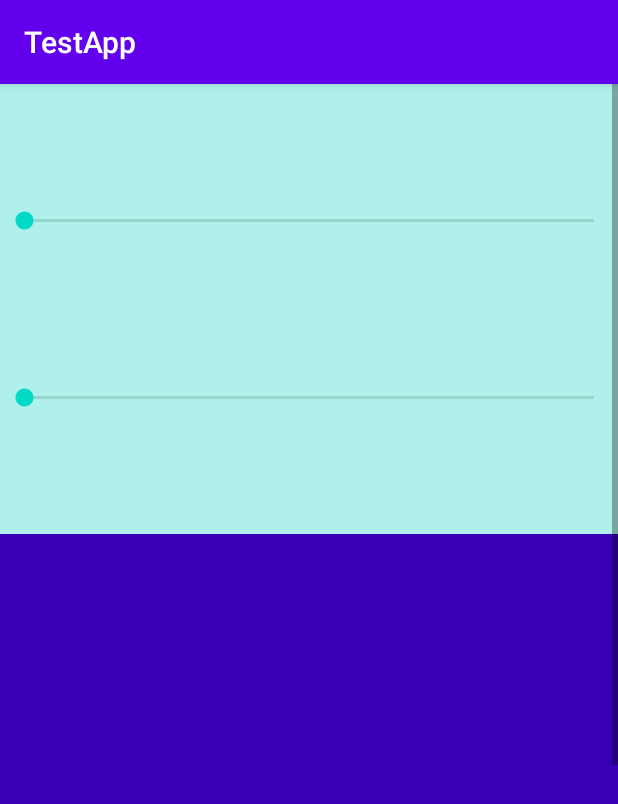
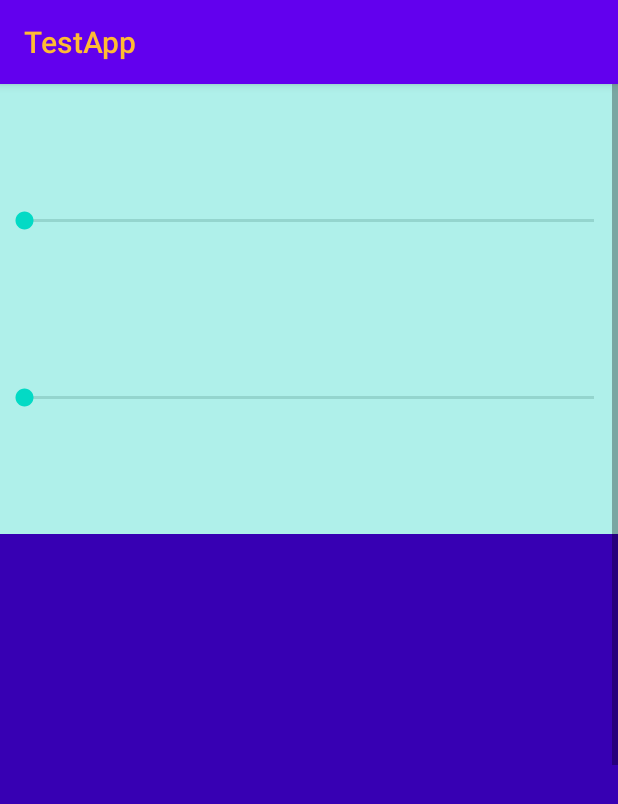
Before and after one commit to chenyue404/TestApp, an Android app: the ScrollActivity screen opened directly, with no data from a screen before it, on a phone screen of 412 x 824 dp. Shown: the top 804 px of the screen. Run offline under Robolectric (Android 15) with nearby library versions, the phone set to English and light mode, and no system bars; libraries missing offline, so code that uses them is left out: com.chenyue404.androidlib; 1 statement that could not run was skipped.

Commit message:
Theme/style

```diff
--- a/app/src/main/AndroidManifest.xml
+++ b/app/src/main/AndroidManifest.xml
@@ -50,6 +50,7 @@
         <activity
             android:name=".activity.NotificationActivity"
             android:launchMode="singleTop" />
+        <activity android:name=".activity.ThemeActivity" />
 
         <service android:name=".FloatWindowService" />
     </application>
--- /dev/null
+++ b/app/src/main/res/drawable/ripple_bg_white.xml
@@ -0,0 +1,5 @@
+<?xml version="1.0" encoding="utf-8"?>
+<ripple xmlns:android="http://schemas.android.com/apk/res/android"
+    android:color="?attr/colorControlHighlight">
+    <item android:drawable="@android:color/black" />
+</ripple>
--- a/app/src/main/res/values/styles.xml
+++ b/app/src/main/res/values/styles.xml
@@ -1,11 +1,27 @@
 <resources>
 
     <!-- Base application theme. -->
-    <style name="AppTheme" parent="Theme.AppCompat.Light.DarkActionBar">
+    <style name="AppTheme" parent="Theme.AppCompat.Light">
+        <!--    <style name="AppTheme" parent="Theme.AppCompat.Light">-->
         <!-- Customize your theme here. -->
         <item name="colorPrimary">@color/colorPrimary</item>
-        <item name="colorPrimaryDark">@color/colorPrimaryDark</item>
+        <item name="colorPrimaryDark">@android:color/holo_red_dark</item>
         <item name="colorAccent">@color/colorAccent</item>
+        <item name="android:navigationBarColor">@android:color/holo_green_dark</item>
+        <item name="android:statusBarColor">@android:color/holo_red_light</item>
+        <item name="android:textColorPrimary">@android:color/holo_orange_light</item>
+        <item name="buttonStyle">@style/AppCompatButton</item>
+        <item name="android:colorButtonNormal">@android:color/holo_blue_light</item>
+    </style>
+
+
+    <style name="AppCompatButton" parent="Widget.AppCompat.Button">
+        <item name="android:minHeight">28dip</item>
+        <item name="android:minWidth">28dip</item>
+        <item name="android:gravity">start</item>
+        <item name="android:background">@drawable/ripple_bg_white</item>
+        <item name="android:textColor">@color/black_95</item>
+        <item name="android:stateListAnimator">@null</item>
     </style>
 
     <style name="style_profile_transparent">
```
Also changed, not shown: app/src/main/java/com/cy/testapp/activity/MainActivity.kt (+15 -4 lines), app/src/main/java/com/cy/testapp/activity/ThemeActivity.kt (added, +25 -0 lines), app/src/main/res/layout/activity_theme.xml (added, +55 -0 lines).
